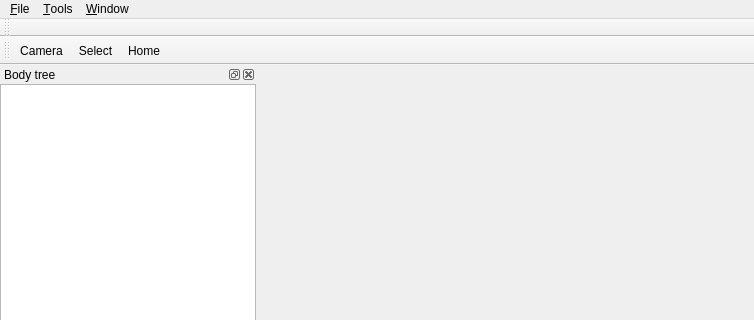
Qt form include/hpp/gui/ui/mainwindow.ui (humanoid-path-planner/hpp-gui) before a commit; both pictures show x 0 to 754 and y 0 to 320 of the 754 by 728 pixel window.
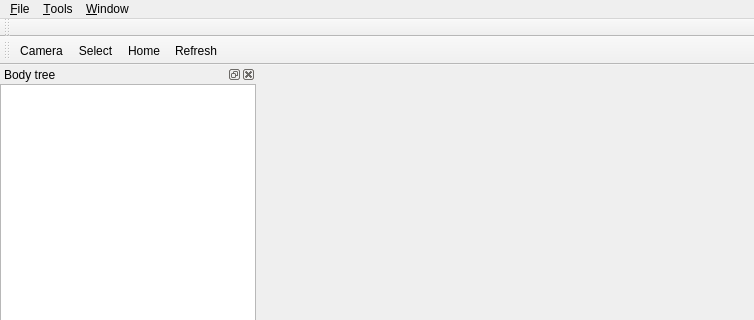
The same form after that commit. Icons and pictures are not drawn.

Commit message: Move refresh button to OSG toolbar

What changed in the file:
```diff
--- a/include/hpp/gui/ui/mainwindow.ui
+++ b/include/hpp/gui/ui/mainwindow.ui
@@ -156,6 +156,7 @@
    <addaction name="actionCamera_control_mode"/>
    <addaction name="actionSelection"/>
    <addaction name="actionHome"/>
+   <addaction name="actionRefresh"/>
   </widget>
   <widget class="QDockWidget" name="dockWidget_log">
    <property name="windowIcon">
@@ -280,6 +281,17 @@
     <string>Control the camera of the main OSG widget</string>
    </property>
   </action>
+  <action name="actionRefresh">
+   <property name="icon">
+    <iconset theme="view-refresh"/>
+   </property>
+   <property name="text">
+    <string>Refresh</string>
+   </property>
+   <property name="toolTip">
+    <string>Refresh the interface (required if you are also using the python interface)</string>
+   </property>
+  </action>
  </widget>
  <layoutdefault spacing="6" margin="11"/>
  <resources/>
```
Left out of the diff: 4 changed lines with no effect on the pictures. The commit also changes 6 other files.
